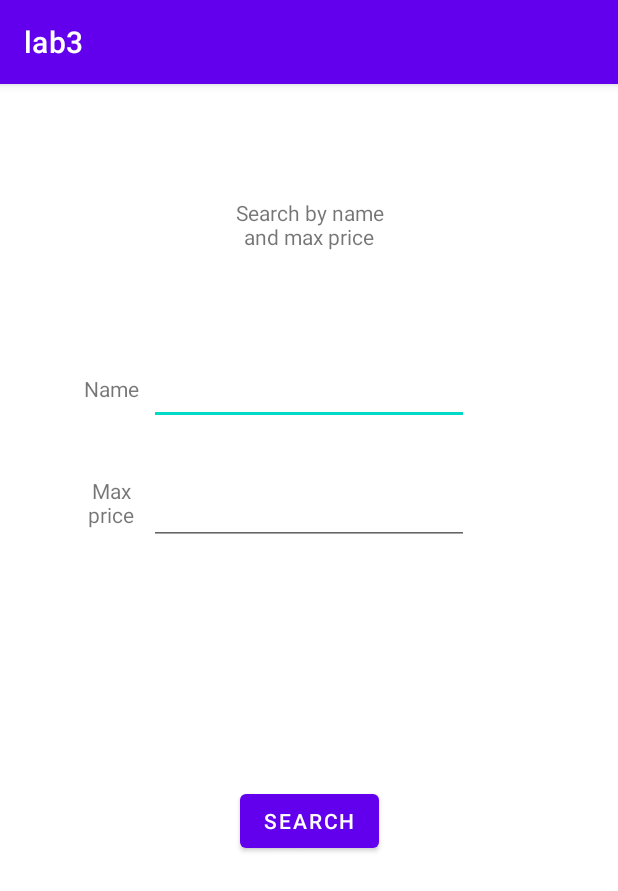
After one commit to SuhovenkoEduard/Sem7, an Android app: the ConstrainedSearch screen opened directly, with no data from a screen before it, on a phone screen of 412 x 824 dp. The commit adds this screen. Shown: the top 891 px of the screen. Run offline under Robolectric (Android 15) with nearby library versions, the phone set to English and light mode, and no system bars.

Commit message:
ANDROID Lab3 ([1, 2, 3] / 7)

```diff
--- /dev/null
+++ b/android/lab3/code/app/src/main/java/com/uni/lab3/ConstrainedSearch.java
@@ -0,0 +1,96 @@
+package com.uni.lab3;
+
+import androidx.appcompat.app.AppCompatActivity;
+
+import android.content.Intent;
+import android.os.Bundle;
+import android.text.Editable;
+import android.text.TextWatcher;
+import android.view.KeyEvent;
+import android.view.View;
+import android.widget.AutoCompleteTextView;
+import android.widget.Button;
+import android.widget.EditText;
+
+import com.uni.lab3.model.Product;
+import com.uni.lab3.model.ProductSearchByPrice;
+
+public class ConstrainedSearch extends AppCompatActivity {
+    private Product[] products;
+    private Product product;
+
+    private String currentName;
+    private String lastMaxPriceString = "";
+    private int currentMaxPrice;
+
+    @Override
+    protected void onCreate(Bundle savedInstanceState) {
+        super.onCreate(savedInstanceState);
+        setContentView(R.layout.activity_constrained_search);
+        products = (Product[]) getIntent().getSerializableExtra("products");
+        product = (Product) getIntent().getSerializableExtra("product");
+
+        EditText nameInput = findViewById(R.id.nameInput);
+        EditText maxPriceInput = findViewById(R.id.maxPriceInput);
+
+        nameInput.addTextChangedListener(new TextWatcher() {
+            @Override
+            public void beforeTextChanged(CharSequence charSequence, int i, int i1, int i2) {}
+            @Override
+            public void onTextChanged(CharSequence charSequence, int i, int i1, int i2) {
+                currentName = charSequence.toString();
+            }
+            @Override
+            public void afterTextChanged(Editable editable) {}
+        });
+
+        maxPriceInput.addTextChangedListener(new TextWatcher() {
+            @Override
+            public void beforeTextChanged(CharSequence charSequence, int i, int i1, int i2) {
+                if (isInteger(charSequence.toString())) {
+                    lastMaxPriceString = charSequence.toString();
+                    currentMaxPrice = Integer.parseInt(charSequence.toString());
+                }
+            }
+
+            @Override
+            public void onTextChanged(CharSequence charSequence, int i, int i1, int i2) {
+                if (!isInteger(charSequence.toString()) && charSequence.length() > 0) {
+                    int previousSelection = maxPriceInput.getSelectionEnd() - 1;
+                    maxPriceInput.setText(lastMaxPriceString);
+                    maxPriceInput.setSelection(Math.min(previousSelection, lastMaxPriceString.length()));
+                } else {
+                    lastMaxPriceString = charSequence.toString();
+                    currentMaxPrice = Integer.parseInt(charSequence.toString());
+                }
+                if (charSequence.length() == 0) {
+                    lastMaxPriceString = "";
+                    currentMaxPrice = 0;
+                }
+            }
+
+            @Override
+            public void afterTextChanged(Editable editable) {}
+        });
+
+        Button constrainedSearchButton = findViewById(R.id.constrainedSearchButton);
+        constrainedSearchButton.setOnClickListener(view -> {
+            Intent mainActivity = new Intent(this, MainActivity.class);
+            mainActivity.putExtra("products", products);
+            mainActivity.putExtra("searchQuery", new ProductSearchByPrice(currentName, currentMaxPrice));
+            startActivity(mainActivity);
+        });
+    }
+
+    public static boolean isInteger(String strNum) {
+        if (strNum == null) {
+            return false;
+        }
+        try {
+            double d = Integer.parseInt(strNum);
+        } catch (NumberFormatException e) {
+            return false;
+        }
+        return true;
+    }
+}
--- /dev/null
+++ b/android/lab3/code/app/src/main/res/layout/activity_constrained_search.xml
@@ -0,0 +1,80 @@
+<?xml version="1.0" encoding="utf-8"?>
+<androidx.constraintlayout.widget.ConstraintLayout xmlns:android="http://schemas.android.com/apk/res/android"
+    xmlns:app="http://schemas.android.com/apk/res-auto"
+    xmlns:tools="http://schemas.android.com/tools"
+    android:layout_width="match_parent"
+    android:layout_height="match_parent"
+    tools:context=".ConstrainedSearch">
+
+    <Button
+        android:id="@+id/constrainedSearchButton"
+        android:layout_width="wrap_content"
+        android:layout_height="wrap_content"
+        android:layout_marginTop="160dp"
+        android:text="@string/search"
+        app:layout_constraintEnd_toEndOf="parent"
+        app:layout_constraintStart_toStartOf="parent"
+        app:layout_constraintTop_toBottomOf="@+id/maxPriceInput" />
+
+    <TextView
+        android:id="@+id/textView2"
+        android:layout_width="50dp"
+        android:layout_height="48dp"
+        android:layout_marginTop="60dp"
+        android:gravity="center"
+        android:text="@string/name"
+        app:layout_constraintEnd_toStartOf="@+id/nameInput"
+        app:layout_constraintTop_toBottomOf="@+id/textView" />
+
+    <TextView
+        android:id="@+id/textView"
+        android:layout_width="113dp"
+        android:layout_height="51dp"
+        android:layout_marginTop="68dp"
+        android:gravity="center"
+        android:text="@string/search_by_name_and_max_price"
+        app:layout_constraintEnd_toEndOf="parent"
+        app:layout_constraintStart_toStartOf="parent"
+        app:layout_constraintTop_toTopOf="parent" />
+
+    <TextView
+        android:id="@+id/textView3"
+        android:layout_width="50dp"
+        android:layout_height="48dp"
+        android:layout_marginStart="56dp"
+        android:layout_marginTop="28dp"
+        android:gravity="center"
+        android:text="@string/max_price"
+        app:layout_constraintEnd_toStartOf="@+id/maxPriceInput"
+        app:layout_constraintHorizontal_bias="1.0"
+        app:layout_constraintStart_toStartOf="parent"
+        app:layout_constraintTop_toBottomOf="@+id/textView2" />
+
+    <EditText
+        android:id="@+id/nameInput"
+        android:layout_width="wrap_content"
+        android:layout_height="wrap_content"
+        android:layout_marginTop="60dp"
+        android:ems="10"
+        android:inputType="textPersonName"
+        android:minHeight="48dp"
+        app:layout_constraintEnd_toEndOf="parent"
+        app:layout_constraintStart_toStartOf="parent"
+        app:layout_constraintTop_toBottomOf="@+id/textView"
+        tools:ignore="SpeakableTextPresentCheck"
+        android:autofillHints="" />
+
+    <EditText
+        android:id="@+id/maxPriceInput"
+        android:layout_width="wrap_content"
+        android:layout_height="wrap_content"
+        android:layout_marginTop="32dp"
+        android:ems="10"
+        android:inputType="textPersonName"
+        android:minHeight="48dp"
+        app:layout_constraintEnd_toEndOf="parent"
+        app:layout_constraintStart_toStartOf="parent"
+        app:layout_constraintTop_toBottomOf="@+id/nameInput"
+        tools:ignore="SpeakableTextPresentCheck"
+        android:autofillHints="" />
+</androidx.constraintlayout.widget.ConstraintLayout>
--- a/android/lab3/code/app/src/main/res/menu/navigation_menu.xml
+++ b/android/lab3/code/app/src/main/res/menu/navigation_menu.xml
@@ -6,6 +6,9 @@
         android:id="@+id/search"
         android:title="@string/search" />
     <item
+        android:id="@+id/search_with_price"
+        android:title="@string/search_with_price" />
+    <item
         android:id="@+id/full_list"
         android:title="@string/full_list" />
 </menu>
--- a/android/lab3/code/app/src/main/res/values/strings.xml
+++ b/android/lab3/code/app/src/main/res/values/strings.xml
@@ -18,4 +18,8 @@
     <string name="app_label">app_label</string>
     <string name="search_hint">search_hint</string>
     <string name="full_list">Full list</string>
+    <string name="max_price">Max price</string>
+    <string name="search_by_name_and_max_price">Search by name and max price</string>
+    <string name="name">Name</string>
+    <string name="search_with_price">Search with price</string>
 </resources>
```
Also changed, not shown: android/lab3/code/app/src/main/AndroidManifest.xml (+9 -0 lines), android/lab3/code/app/src/main/java/com/uni/lab3/MainActivity.java (+48 -10 lines), android/lab3/code/app/src/main/java/com/uni/lab3/model/ProductSearchByPrice.java (added, +40 -0 lines), android/lab3/code/app/src/main/res/layout/activity_main.xml (+12 -2 lines).
